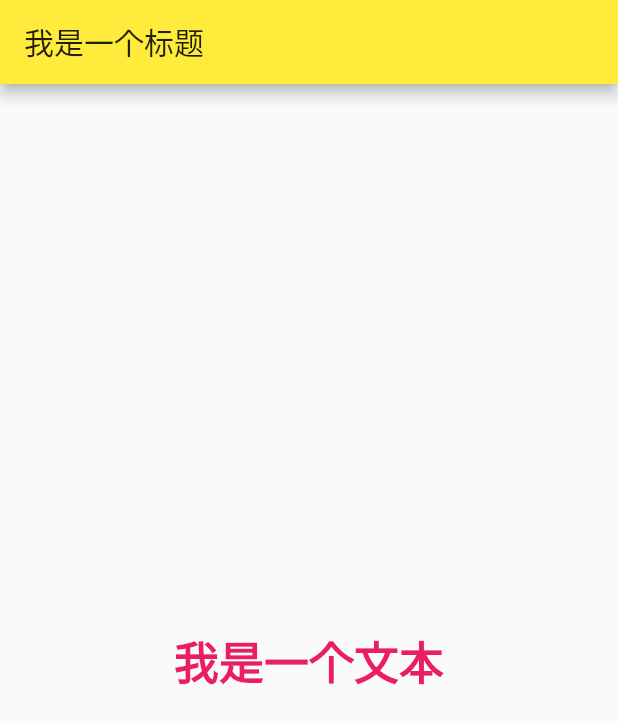
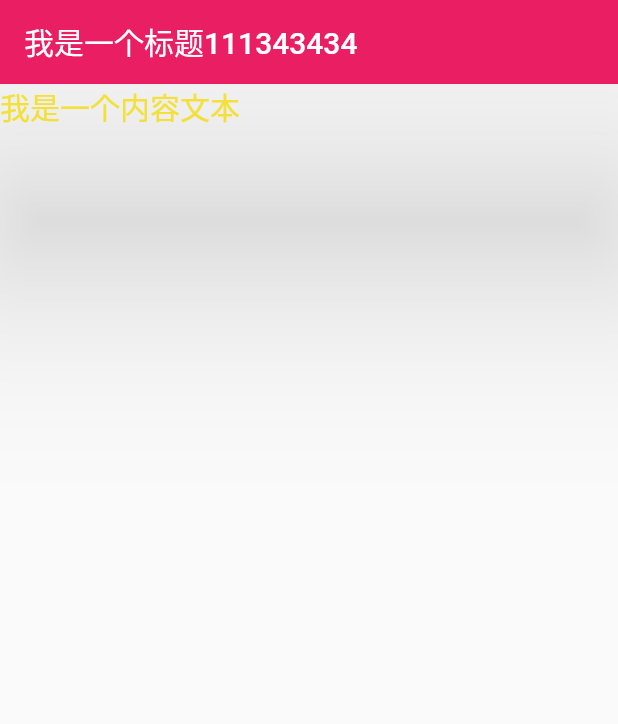
Before and after one commit to li1164267803/flutter_demo, a Flutter app: the screen it shows after launch, on a phone screen of 412 x 824 dp. Shown: the top 724 px of the screen. Run offline on Flutter 3.47's test engine with Material 2 defaults, Android fonts, the phone set to English and light mode, and no system bars.

```diff
--- a/lib/main.dart
+++ b/lib/main.dart
@@ -9,21 +9,22 @@ class MyApp extends StatelessWidget {
       title: 'xiwende',
       home: Scaffold(
         appBar: AppBar(
-          title: Text('我是一个标题'),
+          title: Text('我是一个标题111343434'),
+          elevation: 60, // 设置标题阴影 不需要的话值设置成 0.0
         ),
-        body: Center(
-          child: Text(
-            '我是一个文本',
-            textDirection: TextDirection.ltr,
-            style: TextStyle(
-              fontWeight: FontWeight.w900,
-              fontSize: 30.0,
-              color: Colors.pink,
-            ),
-          ),
-        ),
+        body: MyHome(),
       ),
-      theme: ThemeData(primarySwatch: Colors.yellow),
+      theme: ThemeData(primarySwatch: Colors.pink), // 主题颜色
     );
   }
 }
+
+class MyHome extends StatelessWidget {
+  @override
+  Widget build(BuildContext context) {
+    return Text(
+      '我是一个内容文本',
+      style: TextStyle(fontSize: 20, color: Colors.yellow),
+    );
+  }
+}
```
Also changed, not shown: lib/main copy.dart (deleted, +0 -111 lines), pubspec.yaml (+1 -7 lines), flutter_01.png (deleted), 3 other files.
